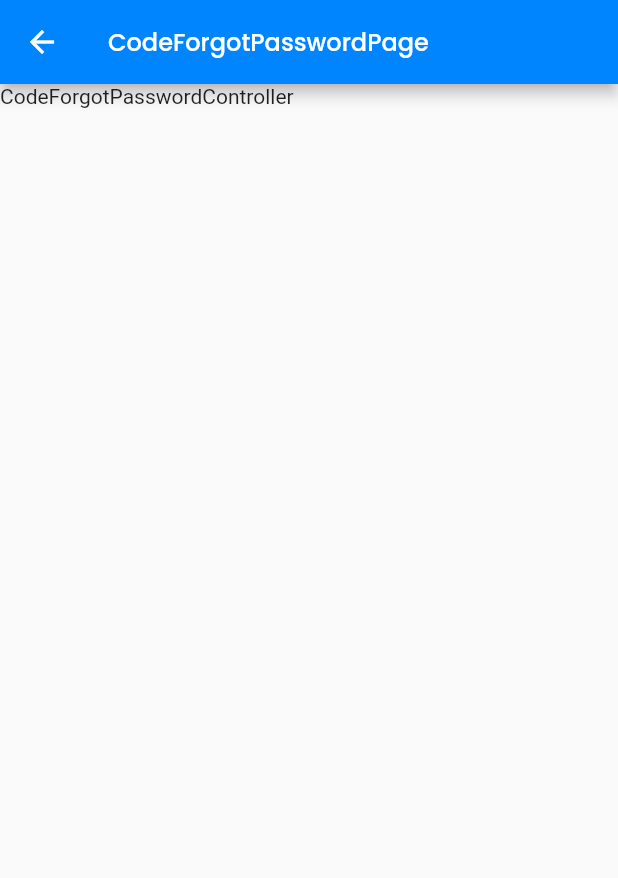
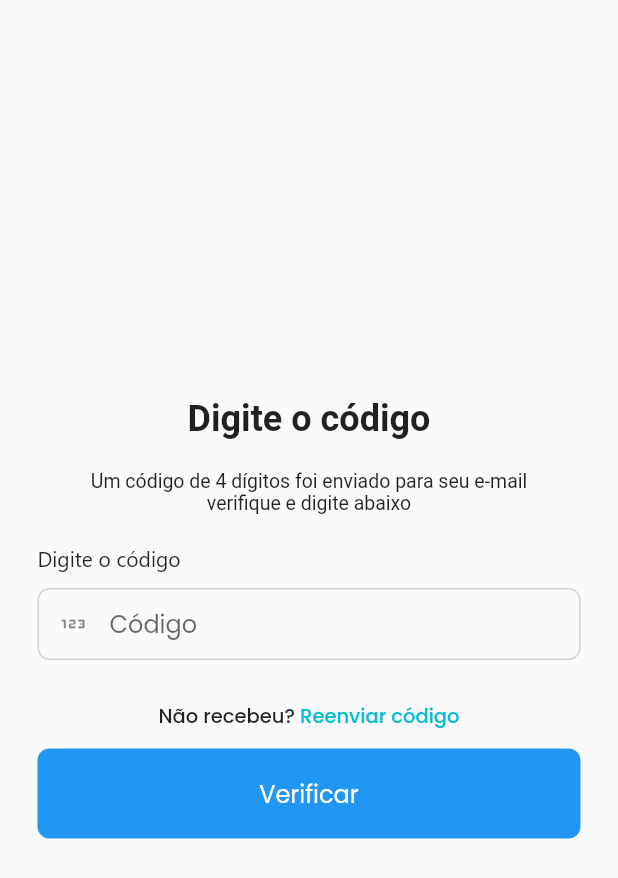
Before and after one commit to LAMPI-Oficial/Easy-Flow, a Flutter app: the CodeForgotPasswordPage screen opened by its route, on a phone screen of 412 x 824 dp. Shown: the top 878 px of the screen. Run offline on Flutter 3.47's test engine with Material 2 defaults, Android fonts, the phone set to English and light mode, and no system bars; our stand-ins replace auto_size_text, get, result_dart; missing offline and left inert: stylish_dialog; accounts and stored records are empty; Roboto replaces fonts that are missing (Segoe UI).

Commit message:
[FE.1.4] Feito telas de digitar Email e digitar código

```diff
--- a/lib/core/routes/app_pages.dart
+++ b/lib/core/routes/app_pages.dart
@@ -17,7 +17,7 @@ import '../../layers/modules/horary/horary_page.dart';
 part './app_routes.dart';
 
 abstract class AppPages {
-  static const initialRoute = Routes.LISTING_HORARY;
+  static const initialRoute = Routes.FORGOT_PASSWORD_CODE;
   static final pages = [
     GetPage(
       name: Routes.SPLASH_SCREEN,
--- a/lib/layers/modules/forgot_password/forgot_password_controller.dart
+++ b/lib/layers/modules/forgot_password/forgot_password_controller.dart
@@ -1,10 +1,15 @@
 import 'package:easyflow/layers/data/repository/auth_repository.dart';
+import 'package:flutter/material.dart';
 import 'package:get/get.dart';
 
 class ForgotPasswordController extends GetxController {
 
-final AuthRepository repository;
-ForgotPasswordController(this.repository);
+final AuthRepository _repository;
+ForgotPasswordController(this._repository);
+
+final formKey = GlobalKey<FormState>();
+
+final emailTextController = TextEditingController();
 
 
 }
--- a/lib/layers/modules/forgot_password/pages/code_forgot_password_page.dart
+++ b/lib/layers/modules/forgot_password/pages/code_forgot_password_page.dart
@@ -1,6 +1,8 @@
 import 'package:easyflow/layers/modules/forgot_password/forgot_password_controller.dart';
 import 'package:flutter/material.dart';
 import 'package:get/get.dart';
+
+import '../../../widgets/text_field_widget.dart';
 
 class CodeForgotPasswordPage extends GetView<ForgotPasswordController> {
   const CodeForgotPasswordPage({super.key});
@@ -10,10 +12,92 @@ class CodeForgotPasswordPage extends GetView<ForgotPasswordController> {
   Widget build(BuildContext context) {
 
     return Scaffold(
-    appBar: AppBar(title: Text('CodeForgotPasswordPage')),
-
-    body: SafeArea(
-      child: Text('CodeForgotPasswordController'))
-    );
+        body: SafeArea(
+            child: Form(
+              key: controller.formKey,
+              child: Padding(
+                padding: const EdgeInsets.all(25.0),
+                child: Column(
+                  mainAxisAlignment: MainAxisAlignment.center,
+                  children: [
+                    const Text(
+                      'Digite o código',
+                      style: TextStyle(
+                        fontFamily: "Segoe UI",
+                        fontWeight: FontWeight.w700,
+                        fontSize: 24,
+                      ),
+                    ),
+                    const Padding(
+                      padding: EdgeInsets.all(20.0),
+                      child: SizedBox(
+                        width: 320,
+                        child: Text(
+                          'Um código de 4 dígitos foi enviado para seu e-mail verifique e digite abaixo',
+                          textAlign: TextAlign.center,
+                          style: TextStyle(
+                            fontFamily: "Segoe UI",
+                            fontWeight: FontWeight.w400,
+                            fontSize: 13,
+                          ),
+                        ),
+                      ),
+                    ),
+                    TextFieldWidget(
+                      label: "Digite o código",
+                      hintText: "Código",
+                      controller: controller.emailTextController,
+                      keyboardType: TextInputType.name,
+                      prefixIcon: const Icon(Icons.onetwothree_rounded),
+                      textInputAction: TextInputAction.next,
+                      autovalidateMode: AutovalidateMode.onUserInteraction,
+                    ),
+                    const Padding(
+                      padding: EdgeInsets.all(12.0),
+                      child: SizedBox(
+                        width: 320,
+                        child: Row(
+                          mainAxisAlignment: MainAxisAlignment.center,
+                          children: [
+                            Text(
+                              'Não recebeu?',
+                              textAlign: TextAlign.center,
+                              style: TextStyle(
+                                fontFamily: "Poppins",
+                                fontWeight: FontWeight.w500,
+                                fontSize: 13,
+                              ),
+                            ),
+                            Text(
+                              ' Reenviar código',
+                              textAlign: TextAlign.center,
+                              style: TextStyle(
+                                fontFamily: "Poppins",
+                                fontWeight: FontWeight.w500,
+                                fontSize: 13,
+                                color: Colors.cyan
+                              ),
+                            ),
+                          ],
+                        ),
+                      ),
+                    ),
+                    const SizedBox(
+                      width: double.infinity,
+                      child: ElevatedButton(
+                        onPressed: null,
+                        style: ButtonStyle(
+                          backgroundColor: MaterialStatePropertyAll(Colors.blue),
+                        ),
+                        child: Text(
+                          "Verificar",
+                          style: TextStyle(color: Colors.white),
+                        ),
+                      ),
+                    ),
+                  ],
+                ),
+              ),
+            )));
   }
 }
```
Also changed, not shown: lib/layers/modules/forgot_password/pages/email_forgot_password_page.dart (+47 -7 lines).
